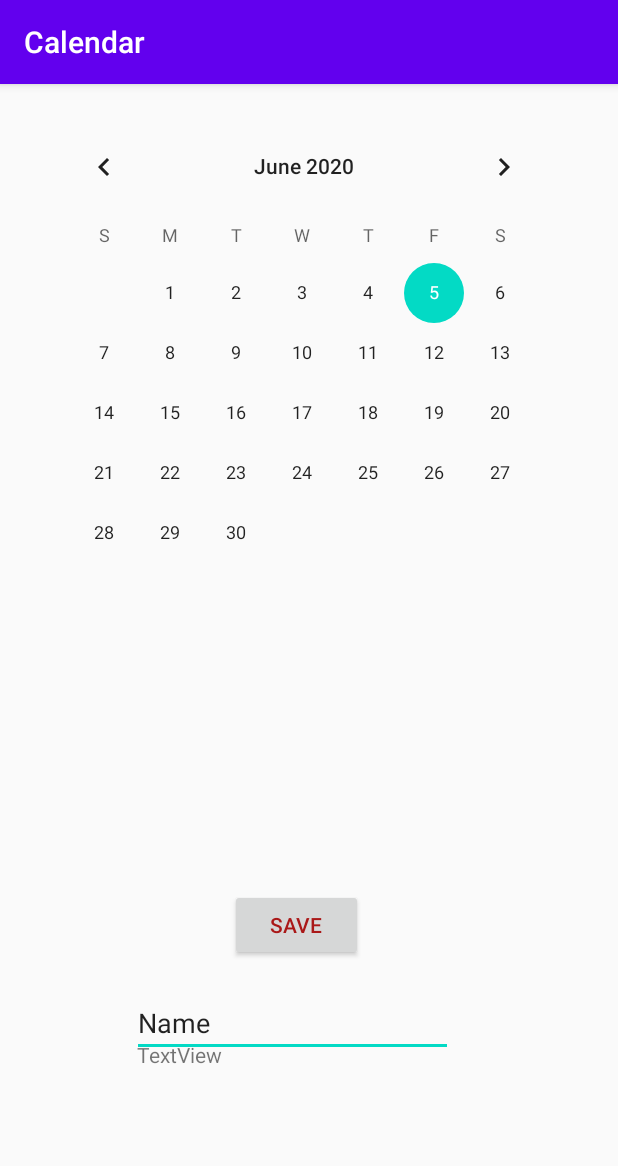
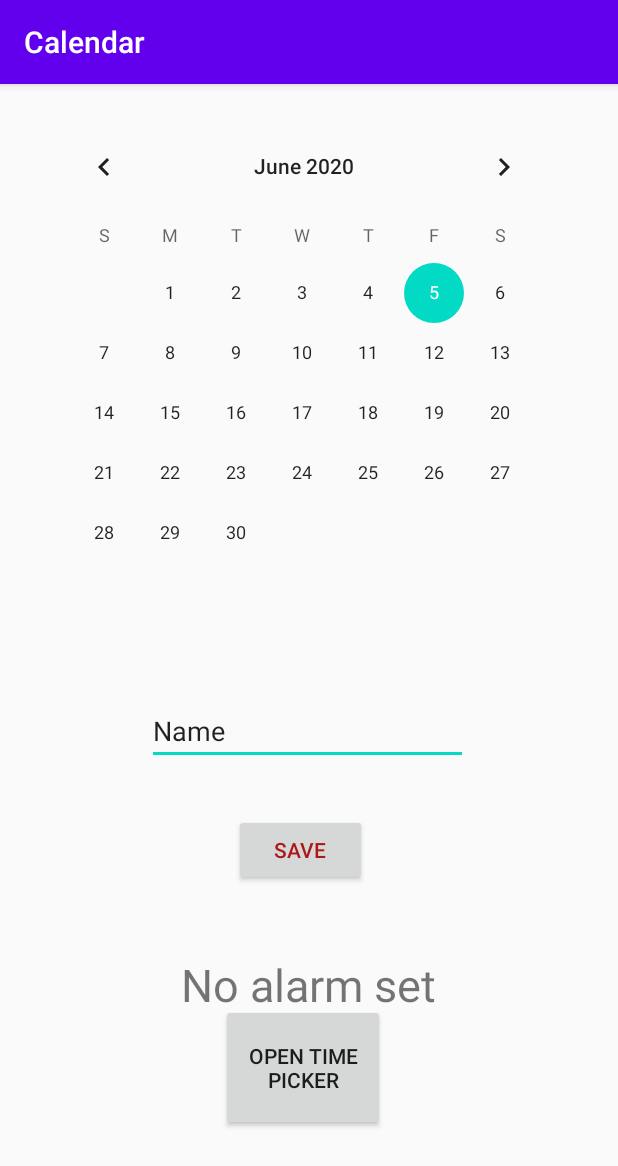
Before and after one commit to AshishNeupane/calender, an Android app: the screen it shows after launch (MainActivity), on a phone screen of 412 x 824 dp. Shown: the top 1166 px of the screen. Run offline under Robolectric (Android 15) with nearby library versions, the phone set to English and light mode, and no system bars.

```diff
--- a/app/src/main/AndroidManifest.xml
+++ b/app/src/main/AndroidManifest.xml
@@ -16,6 +16,8 @@
                 <category android:name="android.intent.category.LAUNCHER" />
             </intent-filter>
         </activity>
+
+        <receiver android:name=".AlertReceiver"/>
     </application>
 
 </manifest>
--- /dev/null
+++ b/app/src/main/java/com/example/calendar/App.java
@@ -0,0 +1,6 @@
+package com.example.calendar;
+
+import android.app.Application;
+
+public class App extends Application {
+}
--- a/app/src/main/res/layout/activity_main.xml
+++ b/app/src/main/res/layout/activity_main.xml
@@ -18,6 +18,7 @@
         android:layout_marginTop="21dp"
         android:layout_marginEnd="34dp" />
 
+
     <EditText
         android:id="@+id/editText"
         android:layout_width="wrap_content"
@@ -25,9 +26,9 @@
         android:layout_alignParentStart="true"
         android:layout_alignParentEnd="true"
         android:layout_alignParentBottom="true"
-        android:layout_marginStart="88dp"
-        android:layout_marginEnd="110dp"
-        android:layout_marginBottom="119dp"
+        android:layout_marginStart="98dp"
+        android:layout_marginEnd="100dp"
+        android:layout_marginBottom="314dp"
         android:ems="10"
         android:inputType="textPersonName"
         android:text="Name" />
@@ -39,27 +40,36 @@
         android:layout_alignParentStart="true"
         android:layout_alignParentEnd="true"
         android:layout_alignParentBottom="true"
-        android:layout_marginStart="153dp"
-        android:layout_marginEnd="170dp"
-        android:layout_marginBottom="183dp"
+        android:layout_marginStart="156dp"
+        android:layout_marginEnd="167dp"
+        android:layout_marginBottom="233dp"
         android:onClick="InsertDatabase"
         android:text="Save"
         android:textColor="#AA1818" />
 
     <TextView
         android:id="@+id/textView"
-        android:layout_width="207dp"
+        android:layout_width="wrap_content"
+        android:layout_height="wrap_content"
+        android:layout_above="@id/button"
+        android:layout_centerHorizontal="true"
+        android:layout_marginBottom="-134dp"
+        android:text="No alarm set"
+        android:textSize="30sp" />
+
+    <Button
+        android:id="@+id/button_timepicker"
+        android:layout_width="wrap_content"
         android:layout_height="wrap_content"
         android:layout_alignParentStart="true"
         android:layout_alignParentTop="true"
         android:layout_alignParentEnd="true"
         android:layout_alignParentBottom="true"
-        android:layout_marginStart="91dp"
-        android:layout_marginTop="637dp"
-        android:layout_marginEnd="113dp"
-        android:layout_marginBottom="59dp"
-        android:hint="Event"
-        android:text="TextView" />
+        android:layout_marginStart="147dp"
+        android:layout_marginTop="613dp"
+        android:layout_marginEnd="155dp"
+        android:layout_marginBottom="70dp"
+        android:text="open time picker" />
 
 
 </RelativeLayout>
--- /dev/null
+++ b/app/src/main/res/values/alarm.xml
@@ -0,0 +1,2 @@
+<?xml version="1.0" encoding="utf-8"?>
+<resources></resources>
--- a/build.gradle
+++ b/build.gradle
@@ -20,6 +20,9 @@ allprojects {
     repositories {
         google()
         jcenter()
+        maven{
+        url 'https://maven.google.com'
+        }
 
     }
 }
```
Also changed, not shown: app/src/main/java/com/example/calendar/AlertReceiver.java (added, +16 -0 lines), app/src/main/java/com/example/calendar/MainActivity.java (+63 -3 lines), app/src/main/java/com/example/calendar/NotificationHelper.java (added, +41 -0 lines), app/src/main/java/com/example/calendar/TimePickerFragment.java (added, +25 -0 lines), app/src/main/res/drawable/ic_lone.xml (added, +9 -0 lines), app/src/main/res/drawable/ic_two.xml (added, +9 -0 lines).
